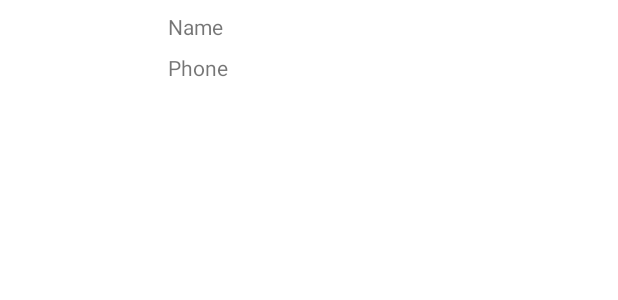
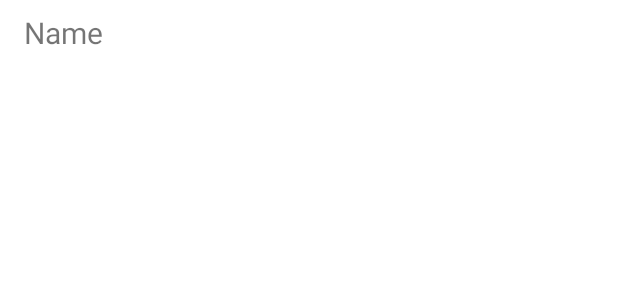
Before and after one commit to gaganxsaini/EasyDialer, an Android app: the layout contact_all_layout.xml on its own in the app's theme, with its tools: preview values and no code run, on a phone screen of 412 x 824 dp. Shown: the top 300 px of the screen. Run offline under Robolectric (Android 15) with nearby library versions, the phone set to English and light mode, and no system bars.

Commit message:
Taking data directly from the system contacts

```diff
--- a/app/src/main/AndroidManifest.xml
+++ b/app/src/main/AndroidManifest.xml
@@ -4,6 +4,7 @@
 
     <uses-permission android:name="android.permission.READ_EXTERNAL_STORAGE" />
     <uses-permission android:name="android.permission.CALL_PHONE" />
+    <uses-permission android:name="android.permission.READ_CONTACTS" />
 
     <uses-feature
         android:name="android.hardware.telephony"
@@ -24,11 +25,6 @@
             android:name=".SpeakActivity"
             android:exported="false" />
         <activity
-            android:name=".ViewContactActivity"
-            android:exported="false"
-            android:label="@string/title_activity_view_contact"
-            android:theme="@style/Theme.EasyDialer" />
-        <activity
             android:name=".AddContactActivity"
             android:exported="false" />
         <activity
--- a/app/src/main/java/com/example/easydialer/data/Contact.kt
+++ b/app/src/main/java/com/example/easydialer/data/Contact.kt
@@ -7,7 +7,5 @@ import androidx.room.PrimaryKey
 @Entity(tableName = "contact_table")
 data class Contact(
     @PrimaryKey(autoGenerate = true) val id: Int,
-    @ColumnInfo(name = "name") val name: String?,
-    @ColumnInfo(name = "phone") val phone: String?,
-    @ColumnInfo(name = "imagePath") val imagePath: String?
+    @ColumnInfo(name = "uri") val uri: String?,
 )
--- a/app/src/main/res/layout/contact_all_layout.xml
+++ b/app/src/main/res/layout/contact_all_layout.xml
@@ -1,39 +1,17 @@
 <?xml version="1.0" encoding="utf-8"?>
-<androidx.constraintlayout.widget.ConstraintLayout xmlns:android="http://schemas.android.com/apk/res/android"
-    xmlns:app="http://schemas.android.com/apk/res-auto"
+<LinearLayout xmlns:android="http://schemas.android.com/apk/res/android"
     android:layout_width="match_parent"
-    android:layout_height="wrap_content">
-
-    <ImageView
-        android:id="@+id/imgPhoto2"
-        android:layout_width="80dp"
-        android:layout_height="80dp"
-        android:layout_marginStart="16dp"
-        android:adjustViewBounds="true"
-        android:maxWidth="80dp"
-        android:maxHeight="80dp"
-        android:scaleType="fitCenter"
-        app:layout_constraintBottom_toBottomOf="parent"
-        app:layout_constraintStart_toStartOf="parent"
-        app:layout_constraintTop_toTopOf="parent" />
+    android:layout_height="wrap_content"
+    android:orientation="vertical"
+    >
 
     <TextView
         android:id="@+id/txtName2"
-        android:layout_width="wrap_content"
+        android:layout_width="match_parent"
         android:layout_height="wrap_content"
+        android:textSize="20sp"
         android:layout_marginStart="16dp"
         android:layout_marginTop="8dp"
-        android:text="Name"
+        android:text="Name"/>
 
-        app:layout_constraintStart_toEndOf="@id/imgPhoto2"
-        app:layout_constraintTop_toTopOf="@id/imgPhoto2" />
-
-    <TextView
-        android:id="@+id/txtPhone2"
-        android:layout_width="wrap_content"
-        android:layout_height="wrap_content"
-        android:layout_marginTop="8dp"
-        android:text="Phone"
-        app:layout_constraintStart_toStartOf="@+id/txtName2"
-        app:layout_constraintTop_toBottomOf="@id/txtName2" />
-</androidx.constraintlayout.widget.ConstraintLayout>
+</LinearLayout>
--- a/app/src/main/res/menu/options_menu.xml
+++ b/app/src/main/res/menu/options_menu.xml
@@ -1,6 +1,5 @@
 <?xml version="1.0" encoding="utf-8"?>
 <menu xmlns:android="http://schemas.android.com/apk/res/android">
-    <item android:id="@+id/menu_action_add" android:title="Add" />
-    <item android:id="@+id/menu_action_view" android:title="View" />
+    <item android:id="@+id/menu_action_add" android:title="Select Contacts" />
     <!--<item android:id="@+id/menu_action_speak" android:title="Speak" />-->
 </menu>
```
Also changed, not shown: app/src/main/java/com/example/easydialer/AddContactActivity.kt (+52 -92 lines), app/src/main/java/com/example/easydialer/MainActivity.kt (+3 -7 lines), app/src/main/java/com/example/easydialer/SpeakActivity.kt (+2 -5 lines), app/src/main/java/com/example/easydialer/ViewContactActivity.kt (deleted, +0 -53 lines), app/src/main/java/com/example/easydialer/data/ListAdapter.kt (+22 -12 lines), app/src/main/java/com/example/easydialer/data/ViewContactListAdapter.kt (+15 -13 lines), app/src/main/res/layout/activity_add_contact.xml (+9 -50 lines), app/src/main/res/layout/activity_view_contacts.xml (+1 -8 lines).
